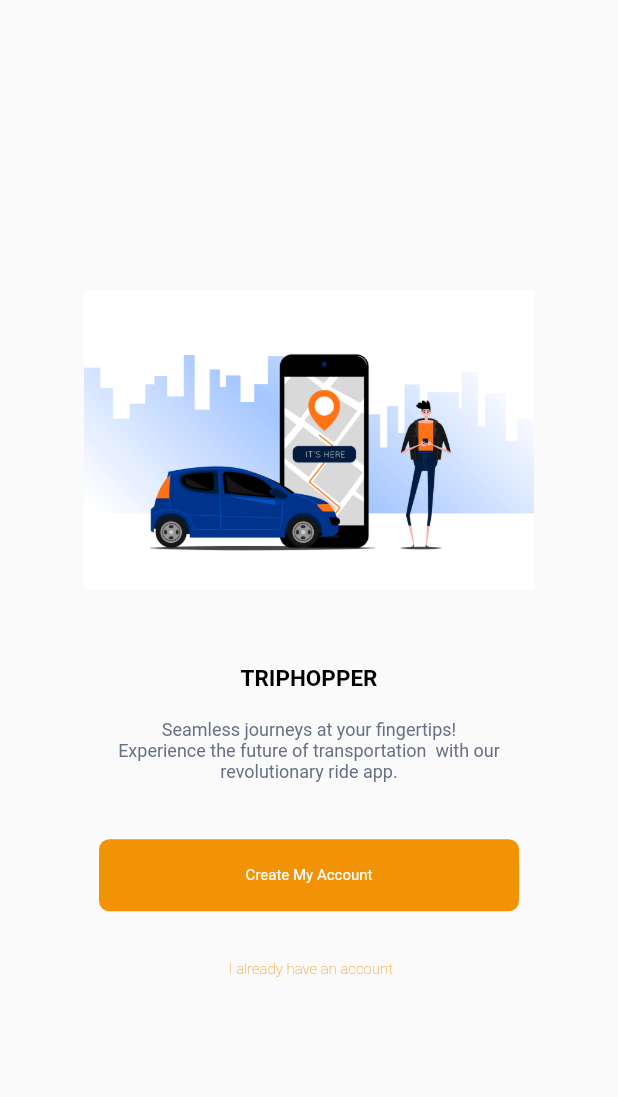
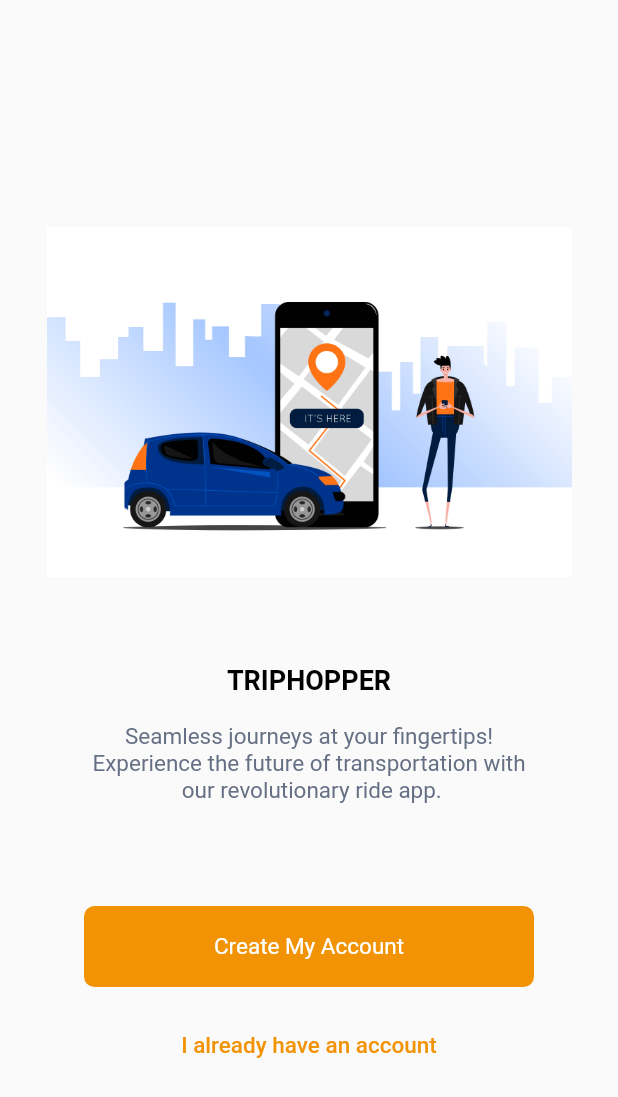
Before and after one commit to kmansimtg/Trialshoppy, a Flutter app: the SplashScreen screen opened directly, on a phone screen of 412 x 824 dp. Shown: the top 1097 px of the screen. Run offline on Flutter 3.47's test engine with Material 2 defaults, Android fonts, the phone set to English and light mode, and no system bars; our stand-ins replace flutter_screenutil, font_awesome_flutter.

Commit message:
first commit

```diff
--- a/lib/login_screens/onboarding.dart
+++ b/lib/login_screens/onboarding.dart
@@ -1,7 +1,7 @@
 import 'package:flutter/material.dart';
 //import 'package:flutter/services.dart';
 import 'package:flutter_screenutil/flutter_screenutil.dart';
-
+import 'package:assignment1/login_screens/login.dart';
 
 
 class Splash1 extends StatelessWidget {
@@ -9,9 +9,8 @@ class Splash1 extends StatelessWidget {
   Widget build(BuildContext context) {
     return MaterialApp(
       debugShowCheckedModeBanner: false,
-      title: 'Flutter Demo',
-
-      home: SplashScreen(),
+      title: 'Onboarding',
+     home: SplashScreen(),
     );
   }
 }
@@ -43,11 +42,11 @@ class _SplashScreenState extends State<SplashScreen> {
           children: [
             Column(
               children: [
-
+                //LOGO AT THE TOP
                 Image.asset(
                   "assets/img.jpg",
-                  height: 300.0,
-                  width: 300.0,
+                  height: 350.0,
+                  width: 350.0,
                 ),
                  const Text(
                   "TRIPHOPPER",
@@ -55,37 +54,37 @@ class _SplashScreenState extends State<SplashScreen> {
                   style: TextStyle(
                     color: Colors.black,
                     fontWeight: FontWeight.bold,
-                    fontSize: 15.0,
+                    fontSize: 18.0,
                   ),
                 ),
-                 Container( width: 300.0,
+                 Container( width: 400.0,
                   alignment: Alignment.topCenter,
                   padding: const EdgeInsets.all(18),
                   child: const Text(  textAlign: TextAlign.center,
-                    'Seamless journeys at your fingertips!                           Experience the future of transportation  with our revolutionary ride app.',
-                    style: TextStyle(fontSize: 12,color: Color(0xff667085)),
+                  //TEXT PART
+                    'Seamless journeys at your fingertips!\nExperience the future of transportation with\n our revolutionary ride app.',
+                    style: TextStyle(fontSize: 15,color: Color(0xff667085)),
                   )),
-SizedBox(height: 20,),
-                SizedBox(width: 280,
+                SizedBox(height: 50,),
+                SizedBox(width: 300,
                   child: TextButton(
                     style: TextButton.styleFrom(
-                        // foregroundColor: Colors.black,
                         shape: RoundedRectangleBorder(
                           borderRadius: BorderRadius.circular(7),
                         ),
                         backgroundColor: Color(0xffF19305)),
 
                     // ignore: prefer_const_constructors
-                    onPressed: () {},
-
+                  onPressed: ()  {},
                     child: Padding(
                       padding: const EdgeInsets.symmetric(
                           vertical: 10, horizontal: 34),
                       child: const Text(
+                        //CREATE MY ACCOUNT BUTTON
                         "Create My Account",
                         style: TextStyle(
                             color: Colors.white,
-                            fontSize: 10,
+                            fontSize: 15,
                             fontWeight: FontWeight.w400),
                       ),
                     ),
@@ -94,14 +93,18 @@ SizedBox(height: 20,),
                 ), SizedBox(
                       height: 5,
                     ),
+                  //ON CLICKING I ALREADY HAVE AN ACCOUNT BUTTON WE ARE DIRECTED TO LOGIN PAGE USING ROUTING-----
                     Container(
                         alignment: Alignment.center,
                         padding: const EdgeInsets.all(10),
                         child: TextButton(
-                          onPressed: () {},
+                          onPressed: () {Navigator.push(
+                          context,
+                          MaterialPageRoute(builder: (context) => login()),
+                        );},
                           child: const Text(
-                            ' I already have an account',
-                            style: TextStyle(fontSize: 10,color: Color(0xffF19305),fontWeight: FontWeight.w100),
+                            'I already have an account',
+                            style: TextStyle(fontSize: 15,color: Color(0xffF19305),fontWeight: FontWeight.w500),
                           ),
                         )),
               ],
--- a/pubspec.yaml
+++ b/pubspec.yaml
@@ -38,6 +38,7 @@ dependencies:
   flutter_screenutil: ^5.7.0
   font_awesome_flutter: ^10.4.0
   url_launcher: ^6.1.11
+  auto_route: ^7.8.1
 
 dev_dependencies:
   flutter_test:
```
Also changed, not shown: lib/login_screens/login.dart (+145 -54 lines), lib/main.dart (+5 -3 lines), pubspec.lock.
